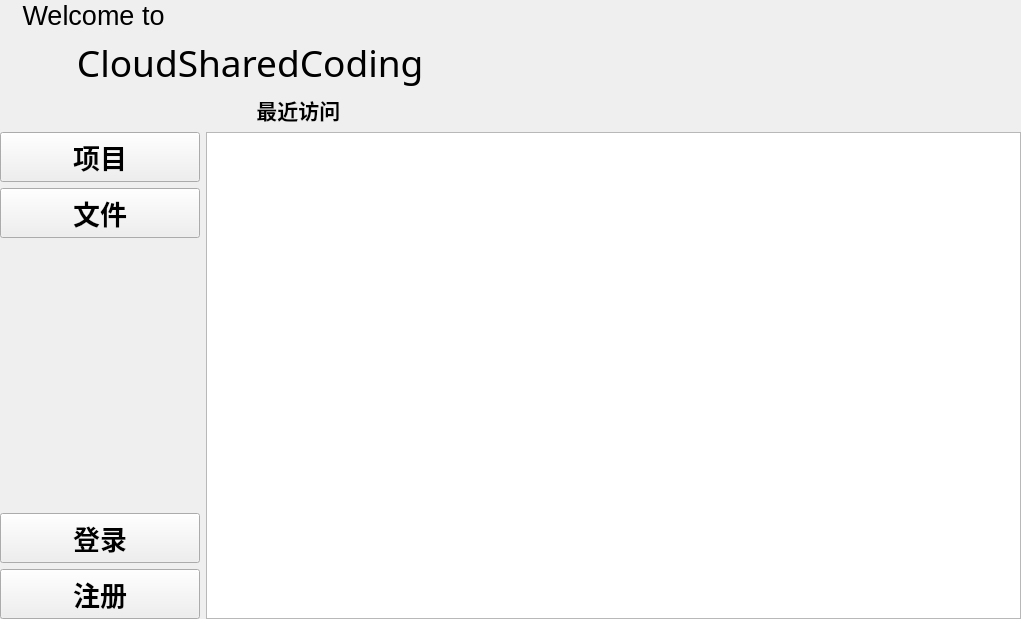
GnoCiYeH/CloudShareCode, file Qt/CloudSharedCoding/welcomewind.ui: the form before one commit.
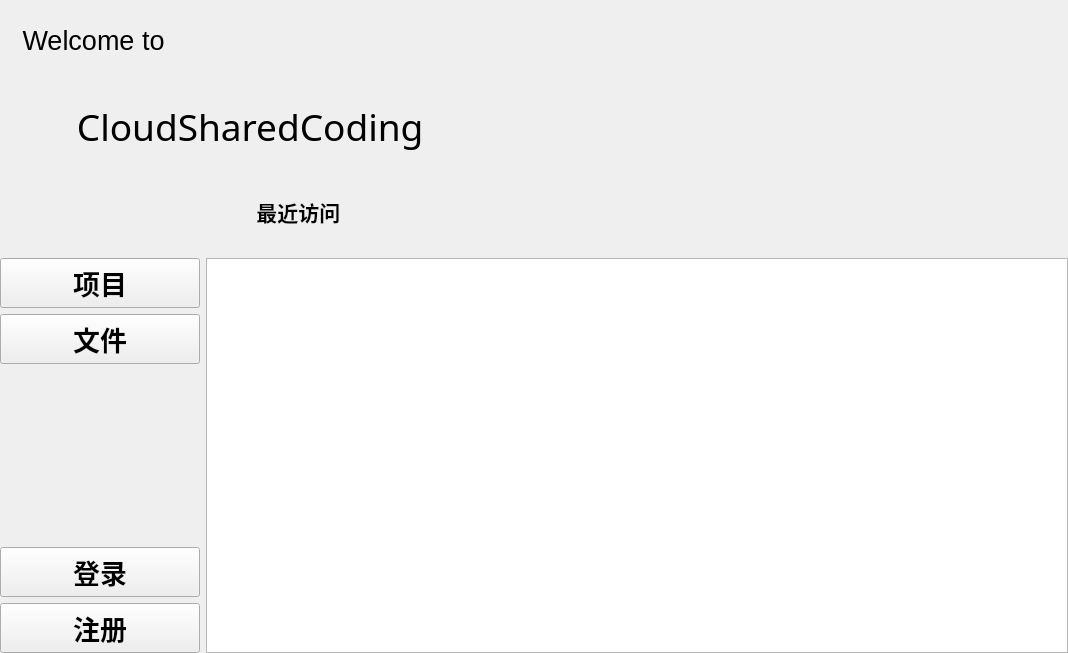
The form after the commit.

```diff
--- a/Qt/CloudSharedCoding/welcomewind.ui
+++ b/Qt/CloudSharedCoding/welcomewind.ui
@@ -6,8 +6,8 @@
    <rect>
     <x>0</x>
     <y>0</y>
-    <width>1021</width>
-    <height>619</height>
+    <width>1068</width>
+    <height>653</height>
    </rect>
   </property>
   <property name="windowTitle">
@@ -50,20 +50,6 @@
       <property name="bottomMargin">
        <number>0</number>
       </property>
-      <item row="3" column="0" rowspan="2" colspan="2">
-       <widget class="QLabel" name="label_3">
-        <property name="font">
-         <font>
-          <family>Microsoft JhengHei UI</family>
-          <pointsize>16</pointsize>
-          <bold>true</bold>
-         </font>
-        </property>
-        <property name="text">
-         <string>                                            最近访问</string>
-        </property>
-       </widget>
-      </item>
       <item row="5" column="0" rowspan="3">
        <widget class="QWidget" name="widget_2" native="true">
         <layout class="QVBoxLayout" name="verticalLayout">
@@ -132,17 +118,14 @@
           </widget>
          </item>
          <item>
-          <spacer name="verticalSpacer_2">
+          <spacer name="verticalSpacer">
            <property name="orientation">
             <enum>Qt::Vertical</enum>
            </property>
-           <property name="sizeType">
-            <enum>QSizePolicy::Expanding</enum>
-           </property>
            <property name="sizeHint" stdset="0">
             <size>
              <width>20</width>
-             <height>400</height>
+             <height>40</height>
             </size>
            </property>
           </spacer>
@@ -217,28 +200,27 @@
       <item row="5" column="1" rowspan="3">
        <widget class="QListWidget" name="listWidget">
         <property name="sizePolicy">
-         <sizepolicy hsizetype="Expanding" vsizetype="Expanding">
+         <sizepolicy hsizetype="Expanding" vsizetype="Preferred">
           <horstretch>0</horstretch>
           <verstretch>0</verstretch>
          </sizepolicy>
         </property>
        </widget>
       </item>
-      <item row="0" column="0">
-       <widget class="QLabel" name="label_2">
-        <property name="font">
-         <font>
-          <family>Microsoft JhengHei UI</family>
-          <pointsize>20</pointsize>
-         </font>
-        </property>
-        <property name="text">
-         <string>   Welcome to</string>
-        </property>
-       </widget>
-      </item>
       <item row="1" column="0" colspan="2">
        <widget class="QLabel" name="label">
+        <property name="sizePolicy">
+         <sizepolicy hsizetype="Preferred" vsizetype="Minimum">
+          <horstretch>0</horstretch>
+          <verstretch>0</verstretch>
+         </sizepolicy>
+        </property>
+        <property name="maximumSize">
+         <size>
+          <width>16777215</width>
+          <height>80</height>
+         </size>
+        </property>
         <property name="font">
          <font>
           <family>Matura MT Script Capitals</family>
@@ -250,6 +232,51 @@
         </property>
        </widget>
       </item>
+      <item row="3" column="0" colspan="2">
+       <widget class="QLabel" name="label_3">
+        <property name="sizePolicy">
+         <sizepolicy hsizetype="Preferred" vsizetype="Preferred">
+          <horstretch>0</horstretch>
+          <verstretch>0</verstretch>
+         </sizepolicy>
+        </property>
+        <property name="maximumSize">
+         <size>
+          <width>16777215</width>
+          <height>80</height>
+         </size>
+        </property>
+        <property name="font">
+         <font>
+          <family>Microsoft JhengHei UI</family>
+          <pointsize>16</pointsize>
+          <bold>true</bold>
+         </font>
+        </property>
+        <property name="text">
+         <string>                                            最近访问</string>
+        </property>
+       </widget>
+      </item>
+      <item row="0" column="0">
+       <widget class="QLabel" name="label_2">
+        <property name="maximumSize">
+         <size>
+          <width>16777215</width>
+          <height>80</height>
+         </size>
+        </property>
+        <property name="font">
+         <font>
+          <family>Microsoft JhengHei UI</family>
+          <pointsize>20</pointsize>
+         </font>
+        </property>
+        <property name="text">
+         <string>   Welcome to</string>
+        </property>
+       </widget>
+      </item>
      </layout>
     </widget>
    </item>
```
